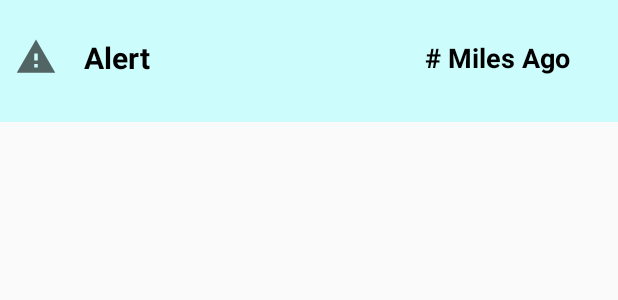
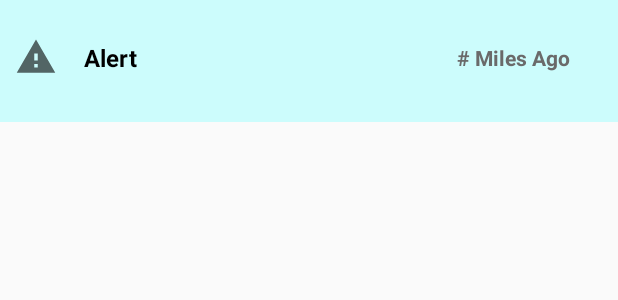
Before and after one commit to jlmcm/MaintenanceTracker, an Android app: the layout alert_item.xml on its own in the app's theme, with its tools: preview values and no code run, on a phone screen of 412 x 824 dp. Shown: the top 300 px of the screen. Run offline under Robolectric (Android 15) with nearby library versions, the phone set to English and light mode, and no system bars.

Commit message:
Gui update

```diff
--- a/app/src/main/res/layout/alert_item.xml
+++ b/app/src/main/res/layout/alert_item.xml
@@ -30,7 +30,7 @@
             android:layout_weight="1"
             android:text="Alert"
             android:textColor="#000000"
-            android:textSize="20sp"
+            android:textSize="16sp"
             android:textStyle="bold"
             app:layout_constraintBottom_toBottomOf="@+id/ivIcon"
             app:layout_constraintStart_toEndOf="@+id/ivIcon"
@@ -43,8 +43,8 @@
             android:layout_marginEnd="32dp"
             android:layout_weight="1"
             android:text="# Miles Ago"
-            android:textColor="#000000"
-            android:textSize="18sp"
+            android:textColor="#6A6A6A"
+            android:textSize="14sp"
             android:textStyle="bold"
             app:layout_constraintBottom_toBottomOf="@+id/ivIcon"
             app:layout_constraintEnd_toEndOf="parent"
--- a/app/src/main/res/layout/log_item.xml
+++ b/app/src/main/res/layout/log_item.xml
@@ -26,7 +26,7 @@
             android:layout_marginStart="8dp"
             android:text="Log"
             android:textColor="#000000"
-            android:textSize="18sp"
+            android:textSize="14sp"
             android:textStyle="bold"
             app:layout_constraintBottom_toBottomOf="parent"
             app:layout_constraintStart_toEndOf="@+id/ivIcon"
@@ -38,6 +38,7 @@
             android:layout_height="wrap_content"
             android:layout_marginEnd="32dp"
             android:text="# Miles Ago"
+            android:textColor="#6A6A6A"
             android:textStyle="bold"
             app:layout_constraintBottom_toBottomOf="@+id/ivIcon"
             app:layout_constraintEnd_toEndOf="parent"
--- a/app/src/main/res/layout/schedule_item.xml
+++ b/app/src/main/res/layout/schedule_item.xml
@@ -27,7 +27,7 @@
             android:layout_marginStart="8dp"
             android:text="Maintenance"
             android:textColor="#000000"
-            android:textSize="14sp"
+            android:textSize="16sp"
             android:textStyle="bold"
             app:layout_constraintBottom_toBottomOf="@+id/ivIcon"
             app:layout_constraintStart_toEndOf="@+id/ivIcon"
@@ -39,7 +39,7 @@
             android:layout_height="wrap_content"
             android:layout_marginEnd="32dp"
             android:text="Every # Miles"
-            android:textColor="#000000"
+            android:textColor="#6A6A6A"
             android:textStyle="bold"
             app:layout_constraintBottom_toBottomOf="@+id/ivIcon"
             app:layout_constraintEnd_toEndOf="parent"
```
